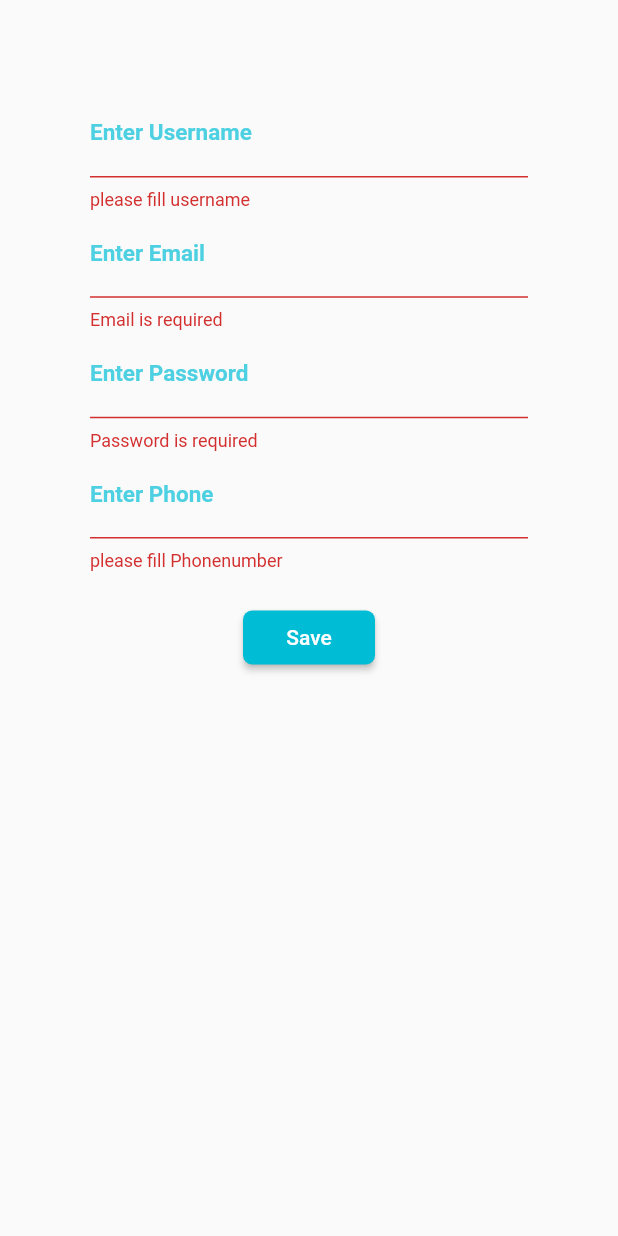
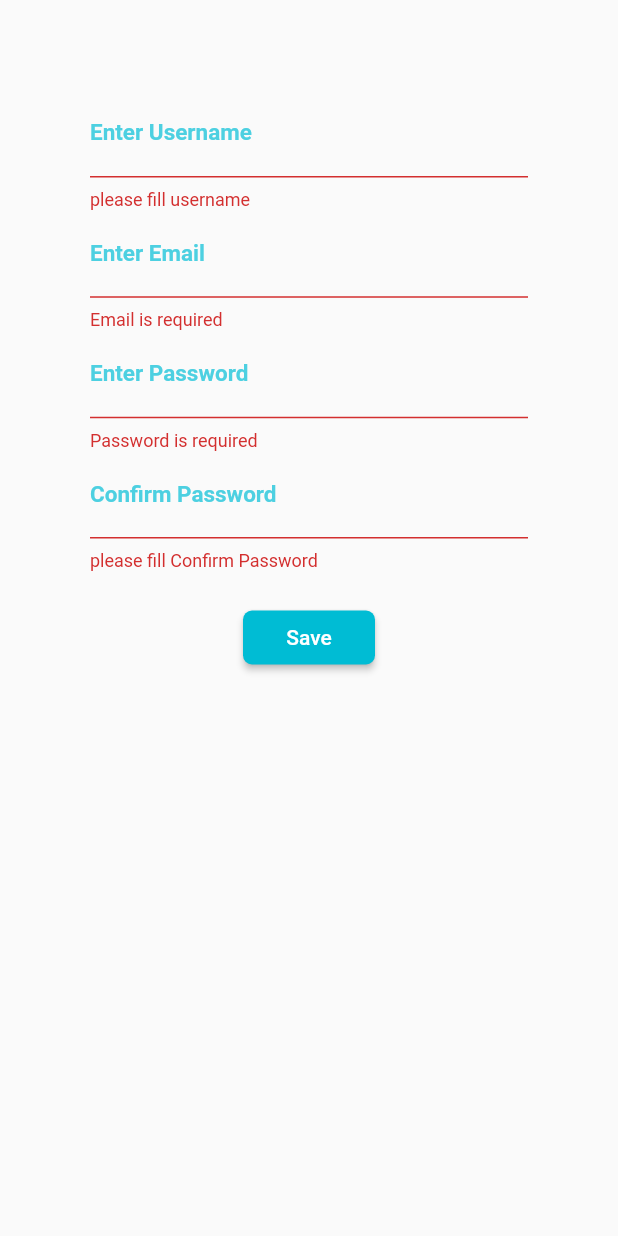
Before and after one commit to yehtetaungyha/flutter_library, a Flutter app: the AddData screen opened by its route, after a tap on "Save", on a phone screen of 412 x 824 dp. Run offline on Flutter 3.47's test engine with Material 2 defaults, Android fonts, the light colour scheme and no system bars; our stand-ins replace curved_navigation_bar.

Commit message:
add comfirm password

```diff
--- a/lib/pages/register.dart
+++ b/lib/pages/register.dart
@@ -29,14 +29,16 @@ class _AddDataState extends State<AddData> {
     var condition = response.body;
     if (condition.length == 3) {
       setState(() {
-      errname = "success";
-      Navigator.pushReplacementNamed(context, '/BottomNavBar');
+        print('success');
+        Navigator.pushReplacementNamed(context, '/BottomNavBar');
       });
-    }else{
-      errname = "fail";
+    } else {
+      errname = "Already Username taken!";
+      print('Already Username taken!');
     }
   }
-
+String _password;
+String _confirmpassword;
   @override
   Widget build(BuildContext context) {
     return Scaffold(
@@ -80,11 +82,7 @@ class _AddDataState extends State<AddData> {
                                   labelText: "Enter Username",
                                 ),
                                 keyboardType: TextInputType.text,
-                                obscureText: true,
-                                validator: (value) {
-                                  if (value.isEmpty)
-                                    return "please fill username";
-                                },
+                                validator: (value) => value.isEmpty ? "please fill username" : null,
                               ),
                               new TextFormField(
                                 controller: controllerEmail,
@@ -119,6 +117,7 @@ class _AddDataState extends State<AddData> {
                                 ),
                                 keyboardType: TextInputType.text,
                                 obscureText: true,
+                                onSaved: (val) => _password = val,
                                 validator: validatePassword,
                               ),
                               new TextFormField(
@@ -133,14 +132,12 @@ class _AddDataState extends State<AddData> {
                                   focusedBorder: UnderlineInputBorder(
                                     borderSide: BorderSide(color: Colors.cyan),
                                   ),
-                                  labelText: "Enter Phone",
+                                  labelText: "Confirm Password",
                                 ),
                                 keyboardType: TextInputType.text,
                                 obscureText: true,
-                                validator: (value) {
-                                  if (value.isEmpty)
-                                    return "please fill Phonenumber";
-                                },
+                                validator: (value) => value.isEmpty ? "please fill Confirm Password" : null,
+                                onSaved: (val) => _confirmpassword = val,
                               ),
                               new Padding(
                                 padding: const EdgeInsets.only(top: 20.0),
@@ -197,9 +194,9 @@ class _AddDataState extends State<AddData> {
   String validatePassword(String value) {
     if (value.length == 0) {
       return "Password is required";
-    } else {
-      return null;
-    }
+    } else if(_confirmpassword != _password) {
+      return "Password is not matching";
+    }return null;
   }
 
   get _sendToServer {
```
